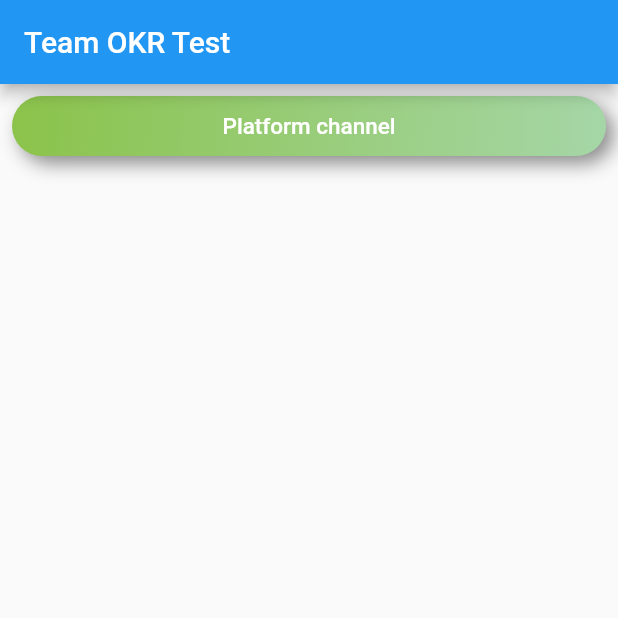
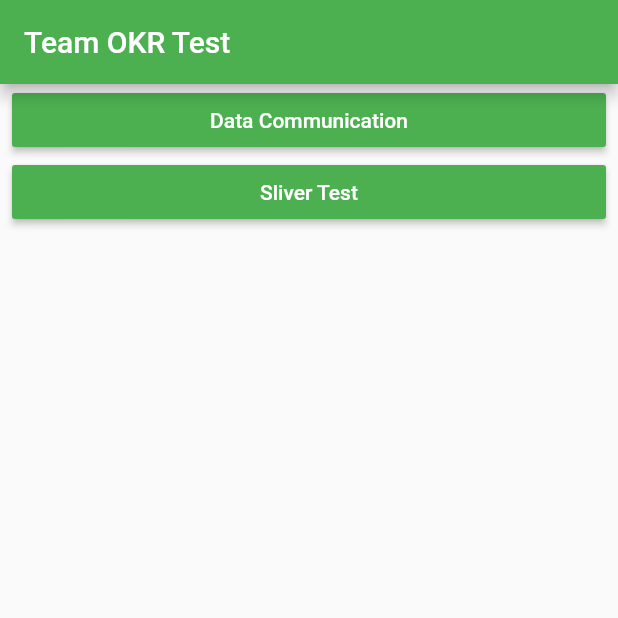
Before and after one commit to ThaeThinzar/flutter_app_team_test, a Flutter app: the screen it shows after launch, on a phone screen of 412 x 824 dp, the top half of it. Run offline on Flutter 3.47's test engine with Material 2 defaults, Android fonts, the phone set to English and light mode, and no system bars; our stand-ins replace fluttertoast.

Commit message:
[Sliver_Kai]add sliver page at main

```diff
--- a/lib/common/common_widge.dart
+++ b/lib/common/common_widge.dart
@@ -6,6 +6,9 @@ class CommonWidget {
       margin: EdgeInsets.only(left: 8, right: 8),
       width: MediaQuery.of(context).size.width,
       child: RaisedButton(
+        color: Colors.green,
+        focusColor: Colors.blueGrey,
+        textColor: Colors.white,
         onPressed: (){
           onPressedToNavigate(screenName, context);
         },
--- a/lib/main.dart
+++ b/lib/main.dart
@@ -1,3 +1,5 @@
+
+
 import 'package:flutter/material.dart';
 
 import 'package:flutter/services.dart';
@@ -6,6 +8,7 @@ import 'package:flutter_app_team_test/sliver_test/sliver_test_view.dart';
 
 import 'package:flutter_app_team_test/common/common_widge.dart';
 import 'package:flutter_app_team_test/plat_form_channel/plat_form_channel.dart';
+import 'package:fluttertoast/fluttertoast.dart';
 
 import 'common/constants.dart';
 
@@ -16,14 +19,16 @@ void main() {
 class MyApp extends StatelessWidget {
   // This widget is the root of your application.
   final routes = <String,WidgetBuilder>{
-    ScreenURLPath.PLATFORM_CHANNEL:(context) => PlatformChannelView() ,
+    ScreenURLPath.PLATFORM_CHANNEL:(context) => PlatformChannelView(title: 'Platform Channel',) ,
+    ScreenURLPath.SLIVER_TEST:(context) => SliverTestView(),
   };
   @override
   Widget build(BuildContext context) {
     return MaterialApp(
       title: 'Team Activity',
+      debugShowCheckedModeBanner: false,
       theme: ThemeData(
-        primarySwatch: Colors.blue,
+        primarySwatch: Colors.green,
         visualDensity: VisualDensity.adaptivePlatformDensity,
       ),
       routes: routes,
@@ -48,6 +53,7 @@ class _MyHomePageState extends State<MyHomePage> {
   Widget buttonWidget(String title, String screenName, BuildContext context){
     return GestureDetector(
       onTap: (){
+        Fluttertoast.showToast(msg: 'click on');
         CommonWidget.onPressedToNavigate(screenName,context);
       },
       child: Container(
@@ -95,7 +101,10 @@ class _MyHomePageState extends State<MyHomePage> {
         slivers: [
           SliverList(delegate: SliverChildListDelegate(
             [
-              buttonWidget('Platform channel',ScreenURLPath.PLATFORM_CHANNEL,context),
+            //  buttonWidget('Platform channel',ScreenURLPath.PLATFORM_CHANNEL,context),
+            //  buttonWidget('Sliver Test', ScreenURLPath.SLIVER_TEST, context)
+              CommonWidget.buttonWidget(context, ScreenURLPath.PLATFORM_CHANNEL, 'Data Communication'),
+              CommonWidget.buttonWidget(context, ScreenURLPath.SLIVER_TEST, 'Sliver Test')
             ]
           ))
         ],
```
Also changed, not shown: 2 other files.
